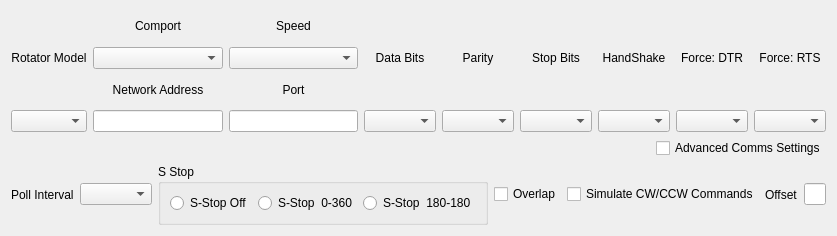
First picture: the form in mqt/MqtRotator/rotsetupform.ui, repository Rsclub22/Minos2-Mirror, before the edit.
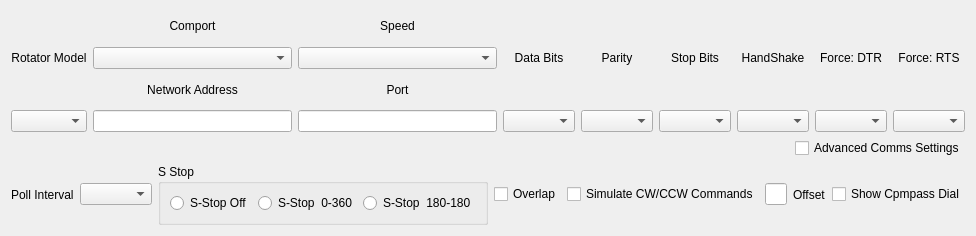
Second picture: the form after the edit.

Commit message: add the ability to turn off the compass dial when using pst rotator, fix the connected flag methods in rotator

```diff
--- a/mqt/MqtRotator/rotsetupform.ui
+++ b/mqt/MqtRotator/rotsetupform.ui
@@ -6,7 +6,7 @@
    <rect>
     <x>0</x>
     <y>0</y>
-    <width>828</width>
+    <width>935</width>
     <height>236</height>
    </rect>
   </property>
@@ -317,13 +317,6 @@
        </item>
        <item>
         <layout class="QHBoxLayout" name="horizontalLayout_6">
-         <item>
-          <widget class="QLabel" name="offSetLbl">
-           <property name="text">
-            <string>Offset</string>
-           </property>
-          </widget>
-         </item>
          <item>
           <widget class="QLineEdit" name="antOffset">
            <property name="inputMask">
@@ -337,6 +330,20 @@
            </property>
           </widget>
          </item>
+         <item>
+          <widget class="QLabel" name="offSetLbl">
+           <property name="text">
+            <string>Offset</string>
+           </property>
+          </widget>
+         </item>
+         <item>
+          <widget class="QCheckBox" name="showCompDialChkBox">
+           <property name="text">
+            <string>Show Cpmpass Dial</string>
+           </property>
+          </widget>
+         </item>
         </layout>
        </item>
       </layout>
```
The commit also changes 13 other files.
